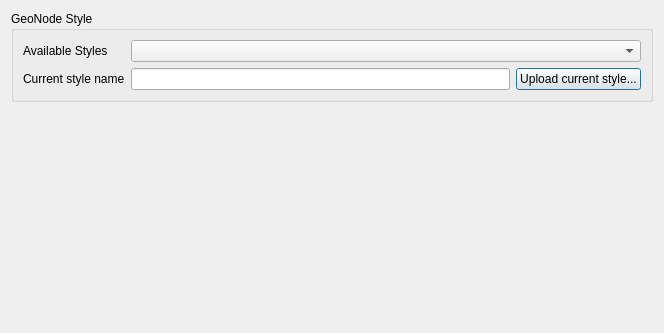
First picture: the form in src/qgis_geonode/ui/qgis_geonode_layer_dialog.ui, repository GeoNode/QGISGeoNodePlugin, before the edit.
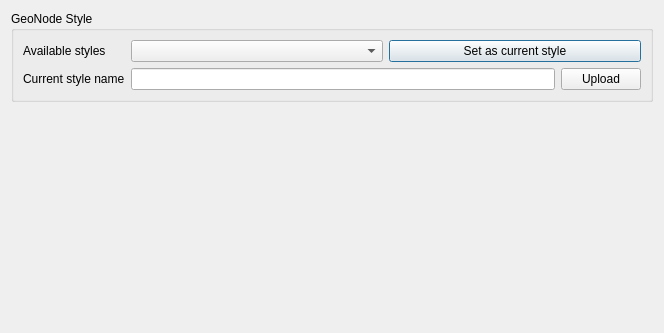
Second picture: the form after the edit. Custom widgets are drawn as their Qt base class.

Commit message: Allow loading available GeoNode styles onto a vector layer

```diff
--- a/src/qgis_geonode/ui/qgis_geonode_layer_dialog.ui
+++ b/src/qgis_geonode/ui/qgis_geonode_layer_dialog.ui
@@ -13,31 +13,33 @@
   <property name="windowTitle">
    <string>Geonode Layer</string>
   </property>
-  <layout class="QVBoxLayout" name="verticalLayout_2">
+  <layout class="QVBoxLayout" name="verticalLayout">
    <item>
     <widget class="QgsCollapsibleGroupBox" name="style_gb">
      <property name="title">
       <string>GeoNode Style</string>
      </property>
-     <layout class="QVBoxLayout" name="verticalLayout">
-      <item>
        <layout class="QFormLayout" name="formLayout">
         <item row="0" column="0">
          <widget class="QLabel" name="available_styles_la">
           <property name="text">
-           <string>Available Styles</string>
+         <string>Available styles</string>
           </property>
          </widget>
         </item>
         <item row="0" column="1">
+       <layout class="QHBoxLayout" name="horizontalLayout_2">
+        <item>
          <widget class="QComboBox" name="available_styles_cb"/>
         </item>
-        <item row="1" column="0">
-         <widget class="QLabel" name="upload_style_la">
+        <item>
+         <widget class="QPushButton" name="apply_style_pb">
           <property name="text">
-           <string>Current style name</string>
+           <string>Set as current style</string>
           </property>
          </widget>
+        </item>
+       </layout>
         </item>
         <item row="1" column="1">
          <layout class="QHBoxLayout" name="horizontalLayout">
@@ -47,13 +49,18 @@
           <item>
            <widget class="QPushButton" name="upload_current_style_pb">
             <property name="text">
-             <string>Upload current style...</string>
+           <string>Upload</string>
             </property>
            </widget>
           </item>
          </layout>
         </item>
-       </layout>
+      <item row="1" column="0">
+       <widget class="QLabel" name="upload_style_la">
+        <property name="text">
+         <string>Current style name</string>
+        </property>
+       </widget>
       </item>
      </layout>
     </widget>
```
Lines whose indentation alone changed are shown as unchanged. The commit also changes 11 other files.
